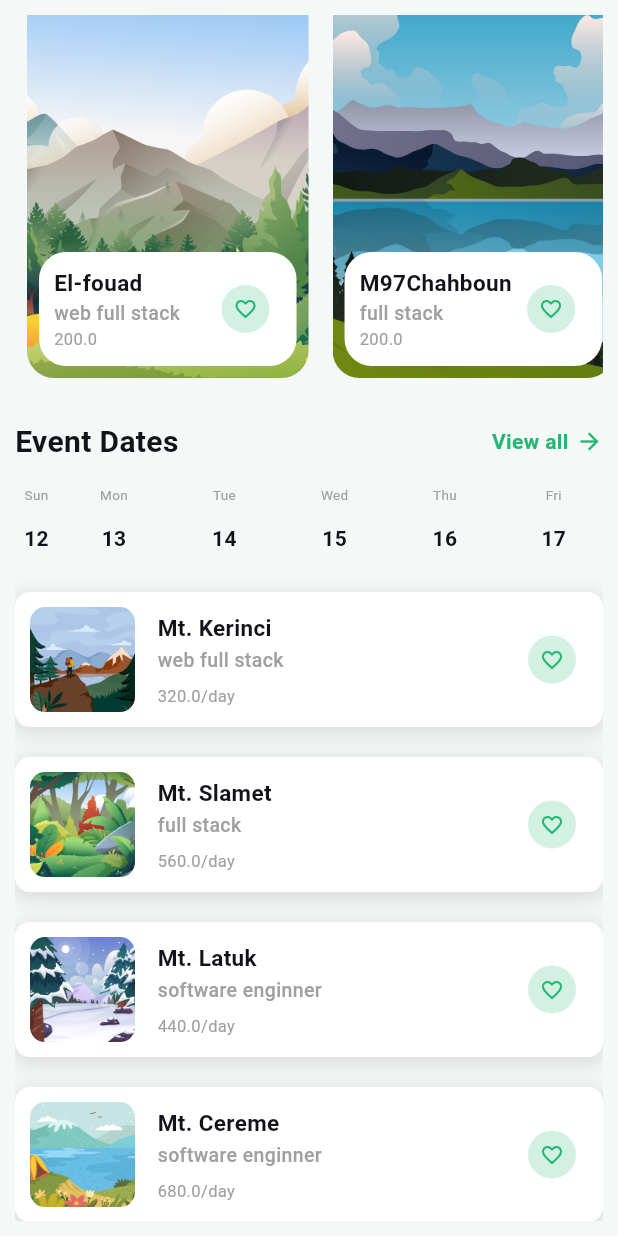
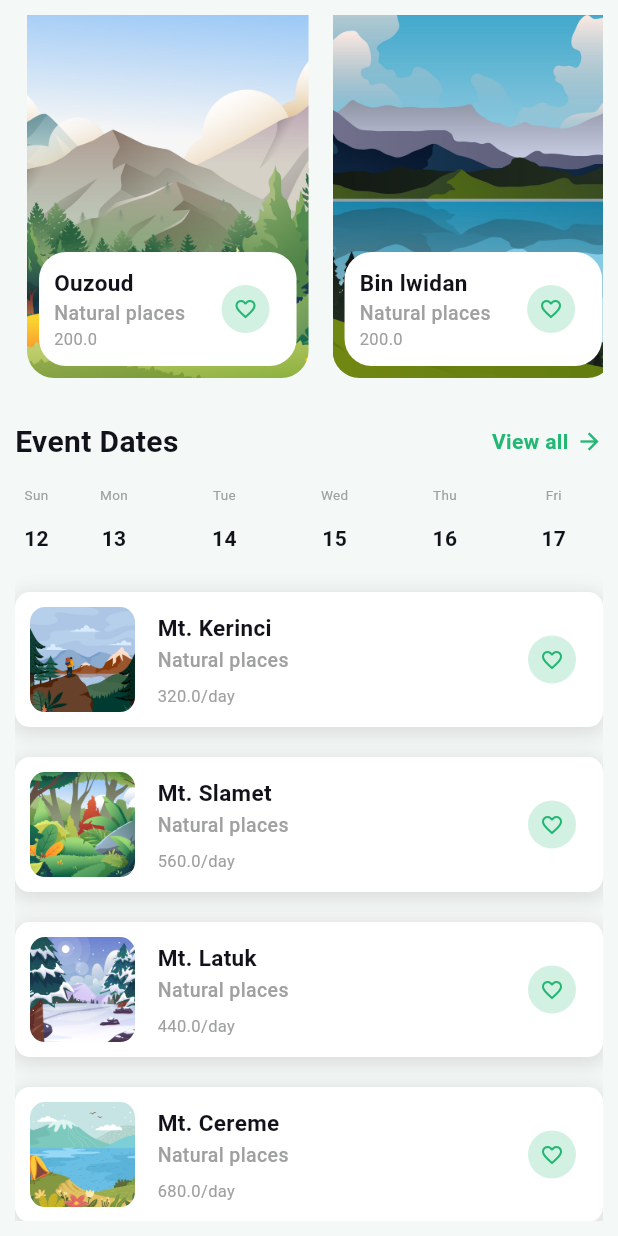
Before and after one commit to I02chahboun/flutter_responsive_template, a Flutter app: the screen it shows after launch, scrolled down 252 dp, on a phone screen of 412 x 824 dp. Run offline on Flutter 3.47's test engine with Material 2 defaults, Android fonts, the phone set to English and light mode, and no system bars.

Commit message:
improve texts

```diff
--- a/lib/constants/texts.dart
+++ b/lib/constants/texts.dart
@@ -6,12 +6,7 @@ class AppTexts {
   static const String catg2 = "Recommended";
   static const String catg3 = "Near Me";
   static const String viewAll = "View all";
-  static const String userOne = "El-fouad";
-  static const String userTwo = "M97Chahboun";
   static const String userTree = "I02Chahboun";
-  static const String userOneDesc = "web full stack";
-  static const String userTwoDesc = "full stack";
-  static const String userTreeDesc = "software enginner";
   static const String categoryEvent = "Event Dates";
   static const String dashboard = "Dashboard";
   static const String discover = "Discover";
@@ -37,4 +32,9 @@ class AppTexts {
   static const String nature2 = "Mt. Slamet";
   static const String snow1 = "Mt. Latuk";
   static const String snow2 = "Mt. Cereme";
+  static const String place = "Natural places";
+  static const String benwidane = "Bin lwidan";
+  static const String ouzoud = "Ouzoud";
+  static const String hossaima = "Hossaima";
+  static const String subTitle = "software engineering";
 }
--- a/lib/models/card_model.dart
+++ b/lib/models/card_model.dart
@@ -8,31 +8,28 @@ class CardModel {
 }
 
 final List<CardModel> discoverData = [
-  CardModel(
-      AppAssets.storyNature1, AppTexts.userOne, AppTexts.userOneDesc, 200),
-  CardModel(
-      AppAssets.storyNature2, AppTexts.userTwo, AppTexts.userTwoDesc, 200),
-  CardModel(
-      AppAssets.storyNature3, AppTexts.userTree, AppTexts.userTreeDesc, 200),
+  CardModel(AppAssets.storyNature1, AppTexts.ouzoud, AppTexts.place, 200),
+  CardModel(AppAssets.storyNature2, AppTexts.benwidane, AppTexts.place, 200),
+  CardModel(AppAssets.storyNature3, AppTexts.hossaima, AppTexts.place, 200),
 ];
 
 final List<CardModel> eventData = [
-  CardModel(AppAssets.nature1, AppTexts.nature1, AppTexts.userOneDesc, 320),
-  CardModel(AppAssets.nature2, AppTexts.nature2, AppTexts.userTwoDesc, 560),
-  CardModel(AppAssets.snow1, AppTexts.snow1, AppTexts.userTreeDesc, 440),
-  CardModel(AppAssets.snow2, AppTexts.snow2, AppTexts.userTreeDesc, 680),
+  CardModel(AppAssets.nature1, AppTexts.nature1, AppTexts.place, 320),
+  CardModel(AppAssets.nature2, AppTexts.nature2, AppTexts.place, 560),
+  CardModel(AppAssets.snow1, AppTexts.snow1, AppTexts.place, 440),
+  CardModel(AppAssets.snow2, AppTexts.snow2, AppTexts.place, 680),
 ];
 
 final List<CardModel> destinationData = [
   CardModel(
     AppAssets.nature1,
-    AppTexts.userOne,
+    AppTexts.place,
     AppTexts.nature1,
     0,
   ),
   CardModel(
     AppAssets.nature1,
-    AppTexts.userOne,
+    AppTexts.place,
     AppTexts.nature1,
     0,
   ),
```
